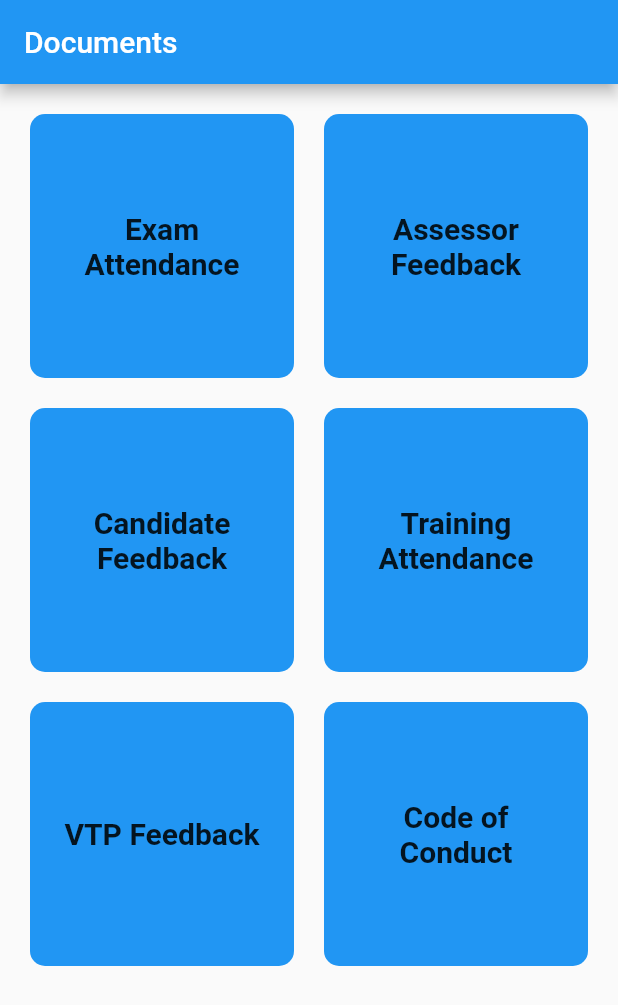
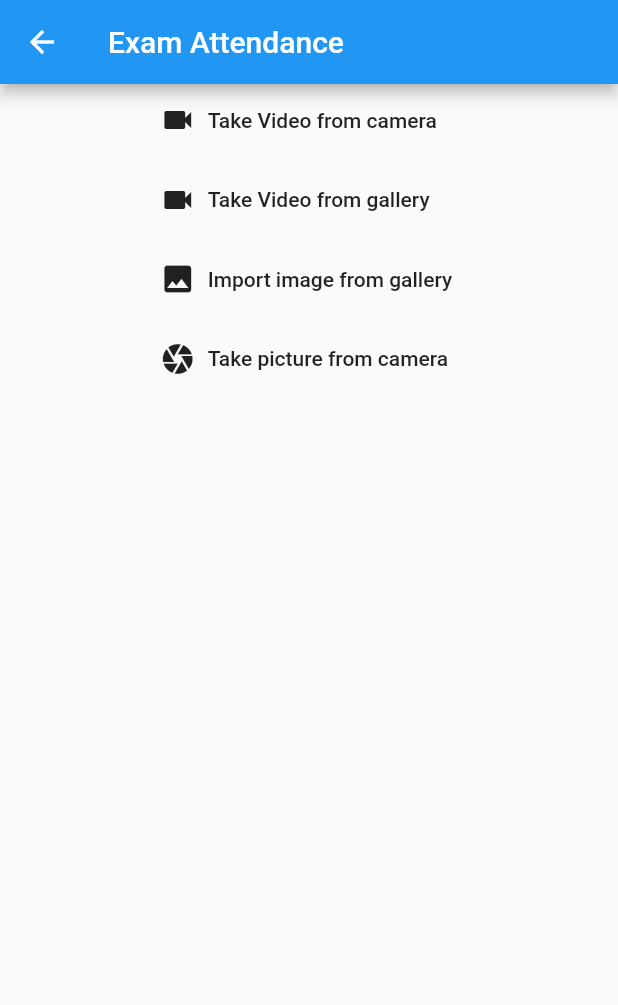
Before and after one commit to Kabi-Raj/exam, a Flutter app: the screen it shows after launch, after a tap on "Exam Attendance", on a phone screen of 412 x 824 dp. Shown: the top 1005 px of the screen. Run offline on Flutter 3.47's test engine with Material 2 defaults, Android fonts, the phone set to English and light mode, and no system bars; our stand-ins replace chewie, video_player; missing offline and left inert: multi_media_picker.

Commit message:
camera with video functionality

```diff
--- /dev/null
+++ b/lib/screens/capturemedia.dart
@@ -0,0 +1,159 @@
+import 'dart:io';
+
+import 'package:chewie/chewie.dart';
+import 'package:flutter/material.dart';
+import 'package:multi_media_picker/multi_media_picker.dart';
+import 'package:video_player/video_player.dart';
+
+class CaptureMedia extends StatefulWidget {
+  final int index;
+  final String appbartitle;
+  CaptureMedia(this.index, this.appbartitle);
+  @override
+  _CaptureMediaState createState() => _CaptureMediaState(index, appbartitle);
+}
+
+class _CaptureMediaState extends State<CaptureMedia> {
+  /*  @override
+  void dispose() {
+    super.dispose();
+    videoPlayerController.dispose();
+    chewieController.dispose();
+  } */
+
+  final int index;
+  final String appBartitle;
+
+  _CaptureMediaState(this.index, this.appBartitle);
+  List<File> _images = [];
+  VideoPlayerController videoPlayerController;
+  ChewieController chewieController;
+
+  getVideo(ImageSource source) async {
+    var video = await MultiMediaPicker.pickVideo(source: source);
+    setState(() {
+      if (video != null) {
+        videoPlayerController = VideoPlayerController.file(video);
+      }
+    });
+  }
+
+  getImages(ImageSource source, bool singleImage) async {
+    try {
+      var images = await MultiMediaPicker.pickImages(
+          maxHeight: 200.0,
+          maxWidth: 200.0,
+          source: source,
+          singleImage: singleImage);
+      setState(() {
+        if (images != null) {
+          _images = images;
+        }
+      });
+    } on Exception catch (e) {
+      print('exception: ' + e.toString());
+    }
+  }
+
+  _buildImageList() {
+    return _images == null
+        ? Text('No images taken')
+        : ListView.builder(
+            shrinkWrap: true,
+            scrollDirection: Axis.vertical,
+            padding: EdgeInsets.symmetric(vertical: 10.0),
+            itemCount: _images.length,
+            itemBuilder: (context, int index) {
+              return Image.file(_images[index]);
+            },
+          );
+  }
+
+  _buildVideoPlayer() {
+    return FittedBox(
+      fit: BoxFit.contain,
+      child: videoPlayerController == null
+          ? SizedBox(
+              height: 5.0,
+              width: 5.0,
+            )
+          : Chewie(
+              controller: ChewieController(
+                  looping: true,
+                  aspectRatio: 3 / 2,
+                  autoPlay: true,
+                  allowFullScreen: true,
+                  allowMuting: true,
+                  videoPlayerController: videoPlayerController),
+            ),
+    );
+  }
+
+  _buildColumn(int index) {
+    return Column(
+      crossAxisAlignment: CrossAxisAlignment.start,
+      children: <Widget>[
+        FlatButton.icon(
+          icon: Icon(Icons.videocam),
+          label: Text('Take Video from camera'),
+          onPressed: () {
+            getVideo(ImageSource.camera);
+          },
+        ),
+        SizedBox(height: 5.0),
+        FlatButton.icon(
+          icon: Icon(Icons.videocam),
+          label: Text('Take Video from gallery'),
+          onPressed: () {
+            getVideo(ImageSource.gallery);
+          },
+        ),
+        SizedBox(height: 5.0),
+        FlatButton.icon(
+          icon: Icon(Icons.photo),
+          label: Text('Import image from gallery'),
+          onPressed: () {
+            getImages(ImageSource.gallery, false);
+          },
+        ),
+        SizedBox(height: 5.0),
+        FlatButton.icon(
+          icon: Icon(Icons.camera),
+          label: Text('Take picture from camera'),
+          onPressed: () {
+            index == 2
+                ? getImages(ImageSource.camera, true)
+                : getImages(ImageSource.camera, false);
+          },
+        )
+      ],
+    );
+  }
+
+  @override
+  Widget build(BuildContext context) {
+    return SafeArea(
+      top: true,
+      child: Scaffold(
+        appBar: AppBar(
+          title: Text(appBartitle),
+        ),
+        body: SingleChildScrollView(
+          child: Column(
+            children: <Widget>[
+              _buildColumn(index),
+              Container(
+                child: _buildVideoPlayer(),
+                height: 200.0,
+              ),
+              Container(
+                child: _buildImageList(),
+                height: 400.0,
+              )
+            ],
+          ),
+        ),
+      ),
+    );
+  }
+}
--- a/lib/screens/documents.dart
+++ b/lib/screens/documents.dart
@@ -1,6 +1,5 @@
-import 'dart:io';
+import 'package:exam/screens/capturemedia.dart';
 import 'package:flutter/material.dart';
-import 'package:multi_media_picker/multi_media_picker.dart';
 
 class Documents extends StatefulWidget {
   @override
@@ -8,6 +7,8 @@ class Documents extends StatefulWidget {
 }
 
 class _DocumentsState extends State<Documents> {
+
+
   List<String> _gridItems = [
     'Exam Attendance',
     'Assessor Feedback',
@@ -18,33 +19,6 @@ class _DocumentsState extends State<Documents> {
     'Placements Documents',
     'Group Photo'
   ];
-  List<File> _images = [];
-
-  getImages(ImageSource source, bool singleImage) async {
-    var images = await MultiMediaPicker.pickImages(
-        source: source, singleImage: singleImage);
-    setState(() {
-      _images = images;
-    });
-  }
-
-  _buildImageList() {
-    return _images == null
-        ? SizedBox()
-        : ListView.builder(
-            shrinkWrap: true,
-            scrollDirection: Axis.horizontal,
-            padding: EdgeInsets.symmetric(vertical: 10.0),
-            itemCount: _images.length,
-            itemBuilder: (context, int index) {
-              return Image.file(
-                _images[index],
-                height: 200.0,
-                width: 200.0,
-              );
-            },
-          );
-  }
 
   _buildDocumentsGridView() {
     return GridView.builder(
@@ -73,9 +47,8 @@ class _DocumentsState extends State<Documents> {
               ),
             ),
             onTap: () {
-              index == 2
-                  ? getImages(ImageSource.camera, true)
-                  : getImages(ImageSource.gallery, false);
+              Navigator.push(context,
+                  MaterialPageRoute(builder: (context) => CaptureMedia(index,_gridItems[index])));
             });
       },
     );
@@ -84,20 +57,9 @@ class _DocumentsState extends State<Documents> {
   @override
   Widget build(BuildContext context) {
     return Scaffold(
-      appBar: AppBar(
-        title: Text('Documents'),
-      ),
-      body: SingleChildScrollView(
-        child: Column(
-          children: <Widget>[
-            Container(height: 600.0, child: _buildDocumentsGridView()),
-            Container(
-              child: _buildImageList(),
-              height: 400.0,
-            )
-          ],
+        appBar: AppBar(
+          title: Text('Documents'),
         ),
-      ),
-    );
+        body: _buildDocumentsGridView());
   }
 }
--- a/pubspec.yaml
+++ b/pubspec.yaml
@@ -24,7 +24,9 @@ dependencies:
   # Use with the CupertinoIcons class for iOS style icons.
   cupertino_icons: ^0.1.2
   scoped_model:
-  multi_media_picker:
+  multi_media_picker: ^0.2.3
+  chewie: ^0.9.8+1
+  video_player: ^0.10.4+1
 
 dev_dependencies:
   flutter_test:
```
Also changed, not shown: pubspec.lock, 1 other file.
